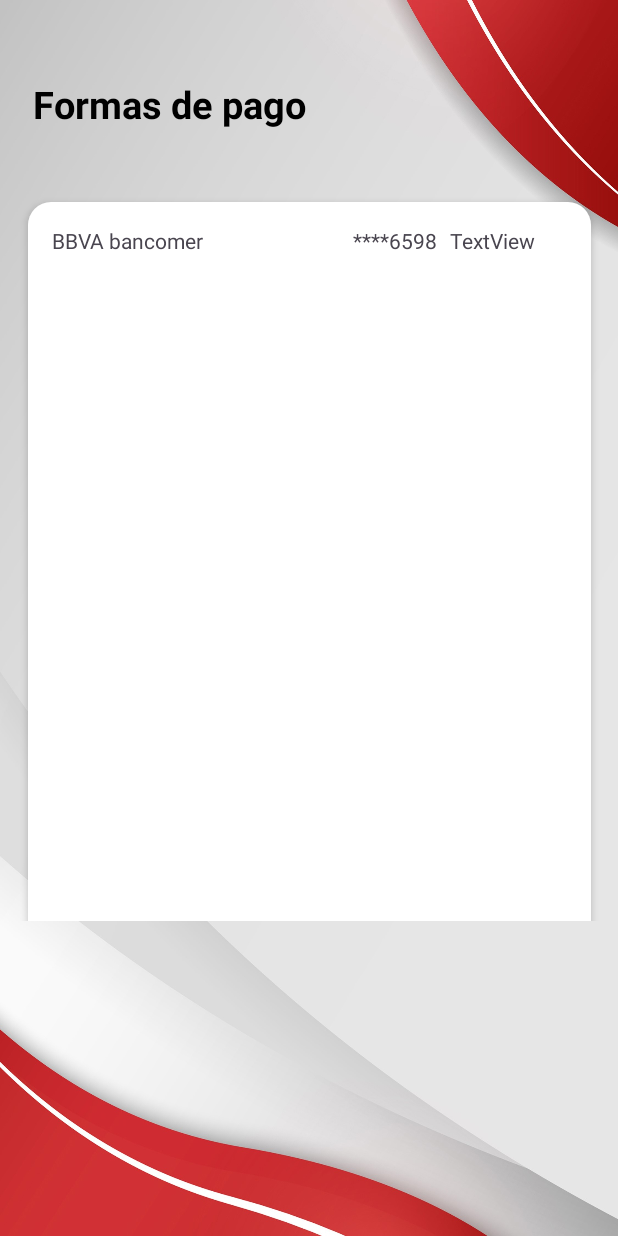
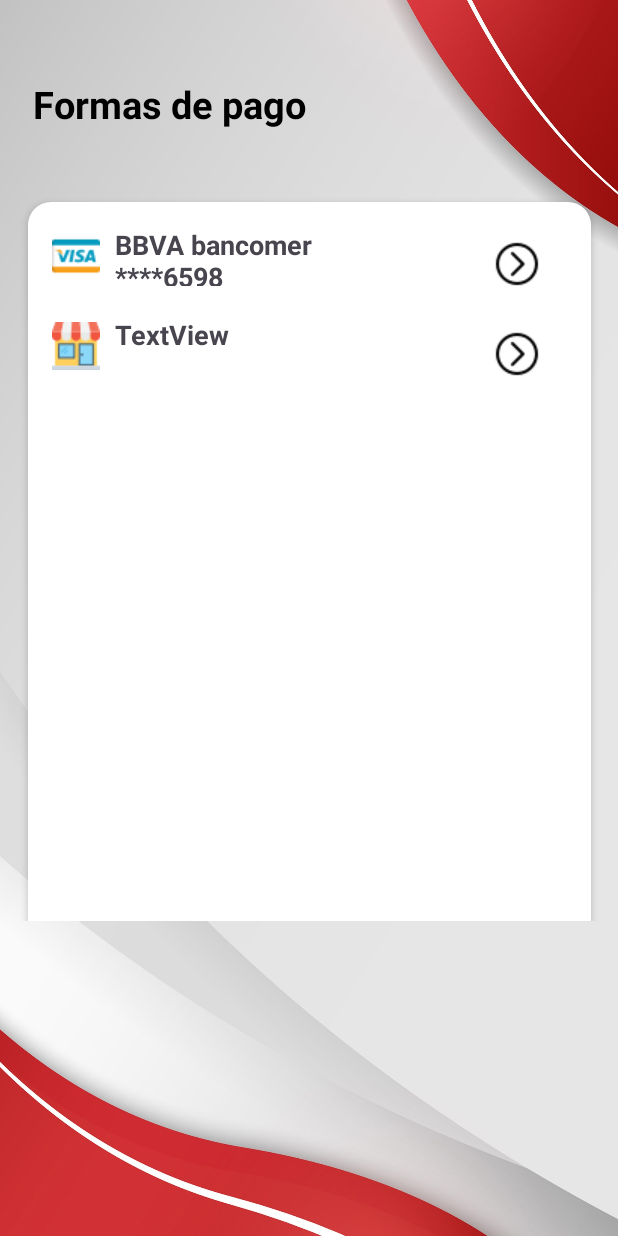
Before and after one commit to Rango-98/ProyectoV1, an Android app: the FormaPagoActivity screen opened directly, with no data from a screen before it, on a phone screen of 412 x 824 dp. Run offline under Robolectric (Android 15) with nearby library versions, the phone set to English and light mode, and no system bars.

Commit message:
cambios realizados

```diff
--- a/app/src/main/res/layout/activity_carrito.xml
+++ b/app/src/main/res/layout/activity_carrito.xml
@@ -17,7 +17,7 @@
             android:orientation="vertical">
 
             <TextView
-                android:id="@+id/txtTituloCarrito"
+                android:id="@+id/txtFormasPago"
                 android:layout_width="wrap_content"
                 android:layout_height="wrap_content"
                 android:layout_marginStart="22dp"
--- a/app/src/main/res/layout/activity_forma_pago.xml
+++ b/app/src/main/res/layout/activity_forma_pago.xml
@@ -20,7 +20,7 @@
             app:layout_constraintTop_toTopOf="parent">
 
             <TextView
-                android:id="@+id/txtTituloCarrito"
+                android:id="@+id/txtFormasPago"
                 android:layout_width="wrap_content"
                 android:layout_height="wrap_content"
                 android:layout_marginStart="22dp"
@@ -51,7 +51,7 @@
 
                     <LinearLayout
                         android:layout_width="match_parent"
-                        android:layout_height="match_parent"
+                        android:layout_height="wrap_content"
                         android:layout_marginStart="16dp"
                         android:layout_marginTop="16dp"
                         android:layout_marginEnd="16dp"
@@ -59,21 +59,54 @@
                         android:orientation="horizontal">
 
                         <TextView
-                            android:id="@+id/textView3"
+                            android:id="@+id/txtPagoTienda"
                             android:layout_width="244dp"
-                            android:layout_height="33dp"
+                            android:layout_height="40dp"
                             android:layout_weight="1"
+                            android:drawableStart="@drawable/visa"
+                            android:drawablePadding="10dp"
                             android:text="BBVA bancomer
 
-                            ****6598" />
+
+                         ****6598"
+                            android:textSize="18dp"
+                            android:textStyle="bold" />
 
                         <TextView
-                            android:id="@+id/textView5"
+                            android:id="@+id/btnContinuar"
                             android:layout_width="wrap_content"
-                            android:layout_height="33dp"
+                            android:layout_height="37dp"
                             android:layout_weight="1"
-                            android:text="TextView" />
+                            android:drawableBottom="@drawable/correcto" />
 
+                    </LinearLayout>
+
+                    <LinearLayout
+                        android:layout_width="match_parent"
+                        android:layout_height="wrap_content"
+                        android:layout_marginStart="16dp"
+                        android:layout_marginTop="16dp"
+                        android:layout_marginEnd="16dp"
+                        android:layout_marginBottom="4dp"
+                        android:orientation="horizontal">
+
+                        <TextView
+                            android:id="@+id/txtTienda"
+                            android:layout_width="244dp"
+                            android:layout_height="40dp"
+                            android:layout_weight="1"
+                            android:drawableStart="@drawable/tienda"
+                            android:drawablePadding="10dp"
+                            android:text="TextView"
+                            android:textSize="18dp"
+                            android:textStyle="bold" />
+
+                        <TextView
+                            android:id="@+id/txtContinuar2"
+                            android:layout_width="wrap_content"
+                            android:layout_height="37dp"
+                            android:layout_weight="1"
+                            android:drawableBottom="@drawable/correcto" />
                     </LinearLayout>
 
                 </LinearLayout>
```
Also changed, not shown: app/src/main/res/drawable/correcto.png (added), app/src/main/res/drawable/correcto2.png (added), app/src/main/res/drawable/tienda.png (added), app/src/main/res/drawable/visa.png, app/src/main/res/drawable/visa2.png (added).
